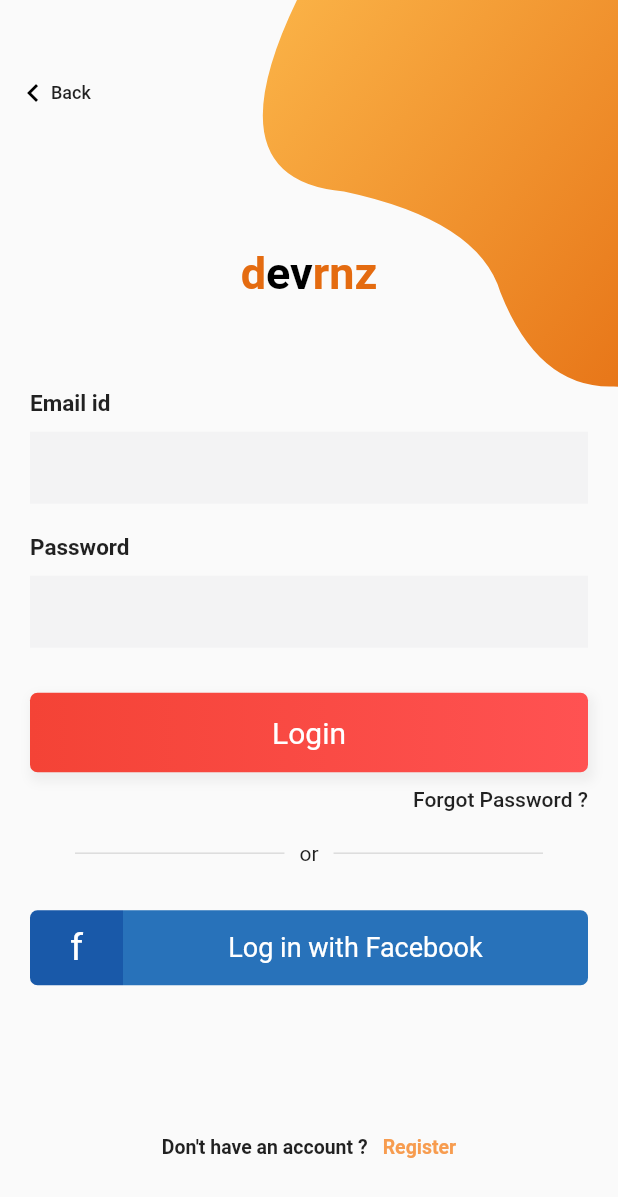
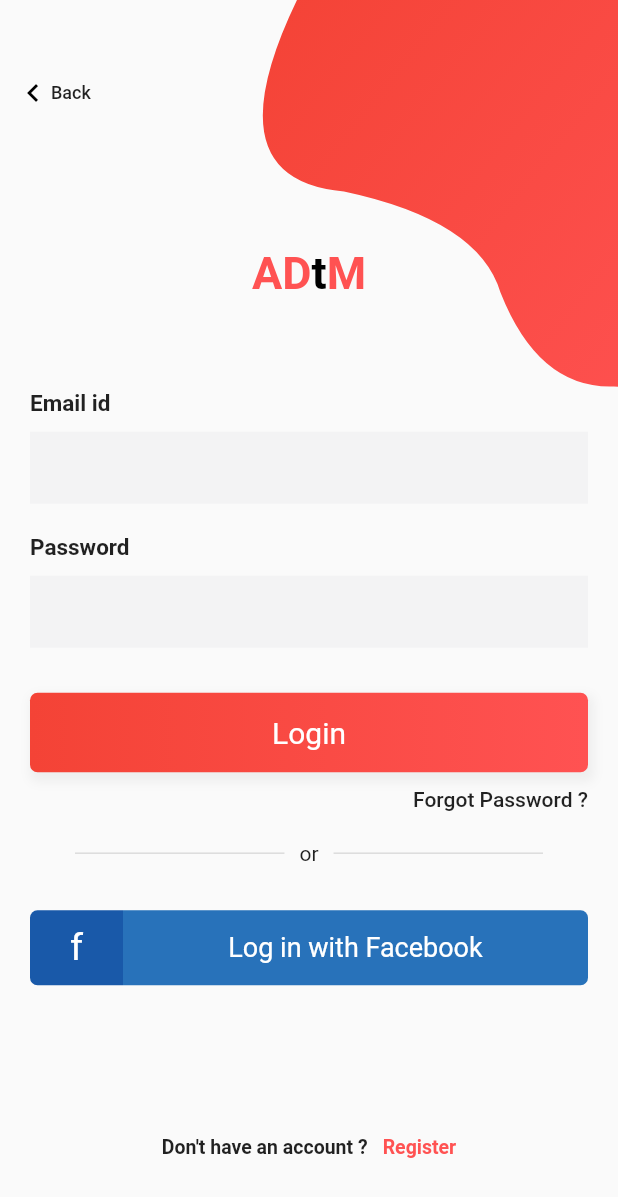
Before and after one commit to shubhamsatyam54/adtm, a Flutter app: the screen it shows after launch, after a tap on "Login", on a phone screen of 412 x 824 dp. Shown: the top 1197 px of the screen. Run offline on Flutter 3.47's test engine with Material 2 defaults, Android fonts, the phone set to English and light mode, and no system bars; our stand-ins replace google_fonts, splashscreen.

Commit message:
second commit

```diff
--- a/lib/src/Widget/bezierContainer.dart
+++ b/lib/src/Widget/bezierContainer.dart
@@ -21,7 +21,7 @@ class BezierContainer extends StatelessWidget {
               gradient: LinearGradient(
                 begin: Alignment.topCenter,
                 end: Alignment.bottomCenter,
-                colors: [Color(0xfffbb448),Color(0xffe46b10)]
+                colors: [Colors.red, Colors.redAccent]
               )
             ),
         ),
--- a/lib/src/loginPage.dart
+++ b/lib/src/loginPage.dart
@@ -188,7 +188,7 @@ class _LoginPageState extends State<LoginPage> {
             Text(
               'Register',
               style: TextStyle(
-                  color: Color(0xfff79c4f),
+                  color: Colors.redAccent,
                   fontSize: 13,
                   fontWeight: FontWeight.w600),
             ),
@@ -202,21 +202,21 @@ class _LoginPageState extends State<LoginPage> {
     return RichText(
       textAlign: TextAlign.center,
       text: TextSpan(
-          text: 'd',
+          text: 'AD',
           style: GoogleFonts.portLligatSans(
             textStyle: Theme.of(context).textTheme.display1,
             fontSize: 30,
             fontWeight: FontWeight.w700,
-            color: Color(0xffe46b10),
+            color: Colors.redAccent,
           ),
           children: [
             TextSpan(
-              text: 'ev',
+              text: 't',
               style: TextStyle(color: Colors.black, fontSize: 30),
             ),
             TextSpan(
-              text: 'rnz',
-              style: TextStyle(color: Color(0xffe46b10), fontSize: 30),
+              text: 'M',
+              style: TextStyle(color: Colors.redAccent, fontSize: 30),
             ),
           ]),
     );
--- a/lib/src/welcomePage.dart
+++ b/lib/src/welcomePage.dart
@@ -35,7 +35,7 @@ class _WelcomePageState extends State<WelcomePage> {
             color: Colors.white),
         child: Text(
           'Login',
-          style: TextStyle(fontSize: 20, color: Color(0xfff7892b)),
+          style: TextStyle(fontSize: 20, color: Colors.redAccent),
         ),
       ),
     );
```
Also changed, not shown: lib/main.dart (+1 -49 lines), lib/src/signup.dart (+4 -4 lines).
